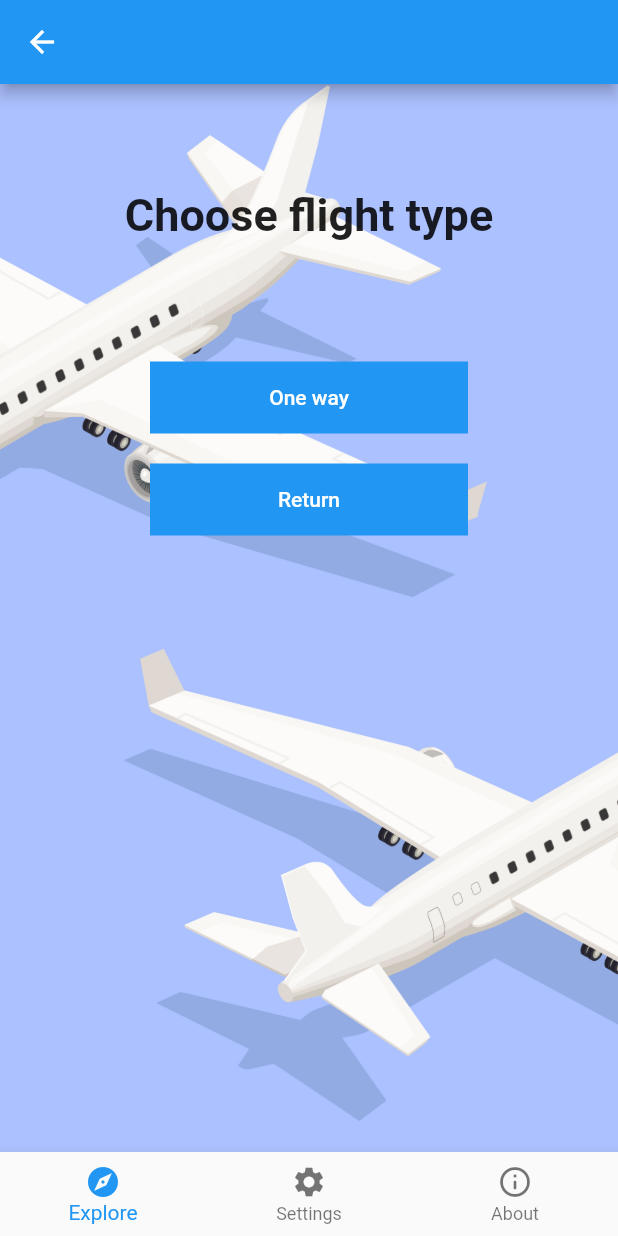
After one commit to tombortniak/TravelFinder, a Flutter app: the screen it shows after launch, after a tap on "Find flights", on a phone screen of 412 x 824 dp. The commit adds this screen. Run offline on Flutter 3.47's test engine with Material 2 defaults, Android fonts, the light colour scheme and no system bars; our stand-ins replace cloud_firestore, firebase_core; accounts and stored records are empty.

Commit message:
Add navigation

```diff
--- a/lib/components/option_card.dart
+++ b/lib/components/option_card.dart
@@ -4,14 +4,18 @@ import 'package:travel_finder/constants.dart';
 class OptionCard extends StatelessWidget {
   final String _title;
   final AssetImage _image;
+  final VoidCallback _onTap;
 
-  OptionCard({required title, required image})
+  OptionCard({required title, required image, required onTap})
       : _title = title,
-        _image = image;
+        _image = image,
+        _onTap = onTap;
 
   @override
   Widget build(BuildContext context) {
-    return Container(
+    return InkWell(
+      onTap: _onTap,
+      child: Container(
         margin: EdgeInsets.all(10.0),
         decoration: BoxDecoration(boxShadow: [
           BoxShadow(
@@ -43,8 +47,11 @@ class OptionCard extends StatelessWidget {
               ),
             ),
             Expanded(
+              child: Hero(
+                tag: 'Flights',
                 child: Container(
-              margin: EdgeInsets.only(left: 10.0, right: 10.0, bottom: 10.0),
+                  margin:
+                      EdgeInsets.only(left: 10.0, right: 10.0, bottom: 10.0),
                   padding: EdgeInsets.all(10.0),
                   decoration: BoxDecoration(
                     borderRadius: BorderRadius.only(
@@ -58,7 +65,9 @@ class OptionCard extends StatelessWidget {
                   ),
                 ),
               ),
+            ),
           ],
+        ),
       ),
     );
   }
--- a/lib/constants.dart
+++ b/lib/constants.dart
@@ -1,6 +1,6 @@
 import 'package:flutter/material.dart';
 
-const kHomePageTitleTextStyle = TextStyle(
+const kTitleTextStyle = TextStyle(
   fontSize: 30.0,
   fontWeight: FontWeight.bold,
 );
--- a/lib/main.dart
+++ b/lib/main.dart
@@ -1,6 +1,6 @@
 import 'package:flutter/material.dart';
 import 'package:firebase_core/firebase_core.dart';
-import 'package:travel_finder/pages/main_page.dart';
+import 'package:travel_finder/pages/home_page.dart';
 
 void main() async {
   WidgetsFlutterBinding.ensureInitialized();
@@ -13,6 +13,6 @@ class App extends StatelessWidget {
 
   @override
   Widget build(BuildContext context) {
-    return const MainPage();
+    return const HomePage();
   }
 }
--- /dev/null
+++ b/lib/pages/explore_page.dart
@@ -0,0 +1,60 @@
+import 'package:flutter/material.dart';
+import 'package:travel_finder/components/option_card.dart';
+import 'package:travel_finder/constants.dart';
+
+class ExplorePage extends StatefulWidget {
+  const ExplorePage({Key? key}) : super(key: key);
+
+  @override
+  _ExplorePageState createState() => _ExplorePageState();
+}
+
+class _ExplorePageState extends State<ExplorePage> {
+  @override
+  Widget build(BuildContext context) {
+    return Scaffold(
+      body: Column(
+        children: [
+          Expanded(
+            child: Container(
+              margin: EdgeInsets.only(top: 70.0),
+              child: Text(
+                'What would you like to do?',
+                textAlign: TextAlign.center,
+                style: kTitleTextStyle,
+              ),
+            ),
+          ),
+          Expanded(
+            child: Row(
+              children: [
+                Expanded(
+                  child: OptionCard(
+                    title: 'Find flights',
+                    image: AssetImage('graphics/flights.jpg'),
+                    onTap: () => Navigator.pushNamed(context, '/flightsType'),
+                  ),
+                ),
+                Expanded(
+                  child: OptionCard(
+                    title: 'Find stays',
+                    image: AssetImage('graphics/stays.jpg'),
+                    onTap: () {},
+                  ),
+                ),
+              ],
+            ),
+          ),
+          Expanded(
+            child: OptionCard(
+              title: 'Plan travel',
+              image: AssetImage('graphics/travel_plan.jpg'),
+              onTap: () {},
+            ),
+          ),
+          Expanded(child: SizedBox()),
+        ],
+      ),
+    );
+  }
+}
--- /dev/null
+++ b/lib/pages/flights_type_page.dart
@@ -0,0 +1,66 @@
+import 'package:flutter/material.dart';
+import 'package:travel_finder/constants.dart';
+
+class FlightsTypePage extends StatelessWidget {
+  const FlightsTypePage({Key? key}) : super(key: key);
+
+  @override
+  Widget build(BuildContext context) {
+    return Hero(
+      tag: 'Flights',
+      child: Container(
+        decoration: BoxDecoration(
+          image: DecorationImage(
+            image: AssetImage('graphics/flights.jpg'),
+            fit: BoxFit.cover,
+          ),
+        ),
+        child: Column(
+          mainAxisAlignment: MainAxisAlignment.start,
+          crossAxisAlignment: CrossAxisAlignment.stretch,
+          children: [
+            AppBar(),
+            Container(
+              child: Text(
+                'Choose flight type',
+                textAlign: TextAlign.center,
+                style: kTitleTextStyle,
+              ),
+              margin: EdgeInsets.symmetric(vertical: 70.0, horizontal: 30.0),
+            ),
+            Container(
+              child: TextButton(
+                onPressed: () {},
+                child: Text(
+                  'One way',
+                  style: TextStyle(
+                    color: Colors.white,
+                  ),
+                ),
+              ),
+              decoration: BoxDecoration(
+                color: Colors.blue,
+              ),
+              margin: EdgeInsets.symmetric(horizontal: 100.0, vertical: 10.0),
+            ),
+            Container(
+              child: TextButton(
+                onPressed: () {},
+                child: Text(
+                  'Return',
+                  style: TextStyle(
+                    color: Colors.white,
+                  ),
+                ),
+              ),
+              decoration: BoxDecoration(
+                color: Colors.blue,
+              ),
+              margin: EdgeInsets.symmetric(horizontal: 100.0, vertical: 10.0),
+            ),
+          ],
+        ),
+      ),
+    );
+  }
+}
--- a/lib/pages/home_page.dart
+++ b/lib/pages/home_page.dart
@@ -1,6 +1,7 @@
 import 'package:flutter/material.dart';
-import 'package:travel_finder/components/option_card.dart';
-import 'package:travel_finder/constants.dart';
+import 'package:travel_finder/pages/flights_type_page.dart';
+import 'package:travel_finder/services/navigation.dart';
+import 'explore_page.dart';
 
 class HomePage extends StatefulWidget {
   const HomePage({Key? key}) : super(key: key);
@@ -10,49 +11,37 @@ class HomePage extends StatefulWidget {
 }
 
 class _HomePageState extends State<HomePage> {
+  int _selectedBarItemIndex = 0;
+  final _pages = [ExplorePage(), FlightsTypePage()];
+
+  void _onItemTapped(int index) {
+    setState(() {
+      _selectedBarItemIndex = index;
+    });
+  }
+
   @override
   Widget build(BuildContext context) {
-    return Scaffold(
-      body: Column(
-        children: [
-          Expanded(
-            child: Container(
-              margin: EdgeInsets.only(top: 30.0),
-              child: Center(
-                child: Text(
-                  'What would you like to do?',
-                  textAlign: TextAlign.center,
-                  style: kHomePageTitleTextStyle,
-                ),
-              ),
+    return MaterialApp(
+      home: Scaffold(
+        body: IndexedStack(
+          index: _selectedBarItemIndex,
+          children: [ExploreNavigator()],
+        ),
+        bottomNavigationBar: BottomNavigationBar(
+          currentIndex: _selectedBarItemIndex,
+          onTap: _onItemTapped,
+          items: [
+            BottomNavigationBarItem(
+              icon: Icon(Icons.explore),
+              label: 'Explore',
             ),
-          ),
-          Expanded(
-            child: Row(
-              children: [
-                Expanded(
-                  child: OptionCard(
-                    title: 'Find flights',
-                    image: AssetImage('graphics/flights.jpg'),
-                  ),
-                ),
-                Expanded(
-                  child: OptionCard(
-                    title: 'Find stays',
-                    image: AssetImage('graphics/stays.jpg'),
-                  ),
-                ),
-              ],
-            ),
-          ),
-          Expanded(
-            child: OptionCard(
-              title: 'Plan travel',
-              image: AssetImage('graphics/travel_plan.jpg'),
-            ),
-          ),
-          Expanded(child: SizedBox()),
-        ],
+            BottomNavigationBarItem(
+                icon: Icon(Icons.settings), label: 'Settings'),
+            BottomNavigationBarItem(
+                icon: Icon(Icons.info_outline_rounded), label: 'About'),
+          ],
+        ),
       ),
     );
   }
--- a/lib/pages/main_page.dart
+++ /dev/null
@@ -1,46 +0,0 @@
-import 'package:flutter/material.dart';
-import 'home_page.dart';
-
-class MainPage extends StatefulWidget {
-  const MainPage({Key? key}) : super(key: key);
-
-  @override
-  _MainPageState createState() => _MainPageState();
-}
-
-class _MainPageState extends State<MainPage> {
-  int _selectedBarItemIndex = 0;
-  final _pages = [HomePage()];
-
-  void _onItemTapped(int index) {
-    setState(() {
-      _selectedBarItemIndex = index;
-    });
-  }
-
-  @override
-  Widget build(BuildContext context) {
-    return MaterialApp(
-      home: Scaffold(
-        body: IndexedStack(
-          index: _selectedBarItemIndex,
-          children: _pages,
-        ),
-        bottomNavigationBar: BottomNavigationBar(
-          currentIndex: _selectedBarItemIndex,
-          onTap: _onItemTapped,
-          items: const [
-            BottomNavigationBarItem(
-              icon: Icon(Icons.house),
-              label: 'Home',
-            ),
-            BottomNavigationBarItem(
-                icon: Icon(Icons.settings), label: 'Settings'),
-            BottomNavigationBarItem(
-                icon: Icon(Icons.info_outline_rounded), label: 'About'),
-          ],
-        ),
-      ),
-    );
-  }
-}
--- /dev/null
+++ b/lib/services/navigation.dart
@@ -0,0 +1,32 @@
+import 'package:flutter/material.dart';
+import 'package:travel_finder/pages/explore_page.dart';
+import 'package:travel_finder/pages/flights_type_page.dart';
+
+class ExploreNavigator extends StatefulWidget {
+  const ExploreNavigator({Key? key}) : super(key: key);
+
+  @override
+  _ExploreNavigatorState createState() => _ExploreNavigatorState();
+}
+
+class _ExploreNavigatorState extends State<ExploreNavigator> {
+  @override
+  Widget build(BuildContext context) {
+    return Navigator(
+      onGenerateRoute: (RouteSettings settings) {
+        return MaterialPageRoute(
+            settings: settings,
+            builder: (BuildContext context) {
+              switch (settings.name) {
+                case '/':
+                  return ExplorePage();
+                case '/flightsType':
+                  return FlightsTypePage();
+                default:
+                  return Container();
+              }
+            });
+      },
+    );
+  }
+}
```
Lines whose indentation alone changed are shown as unchanged.
